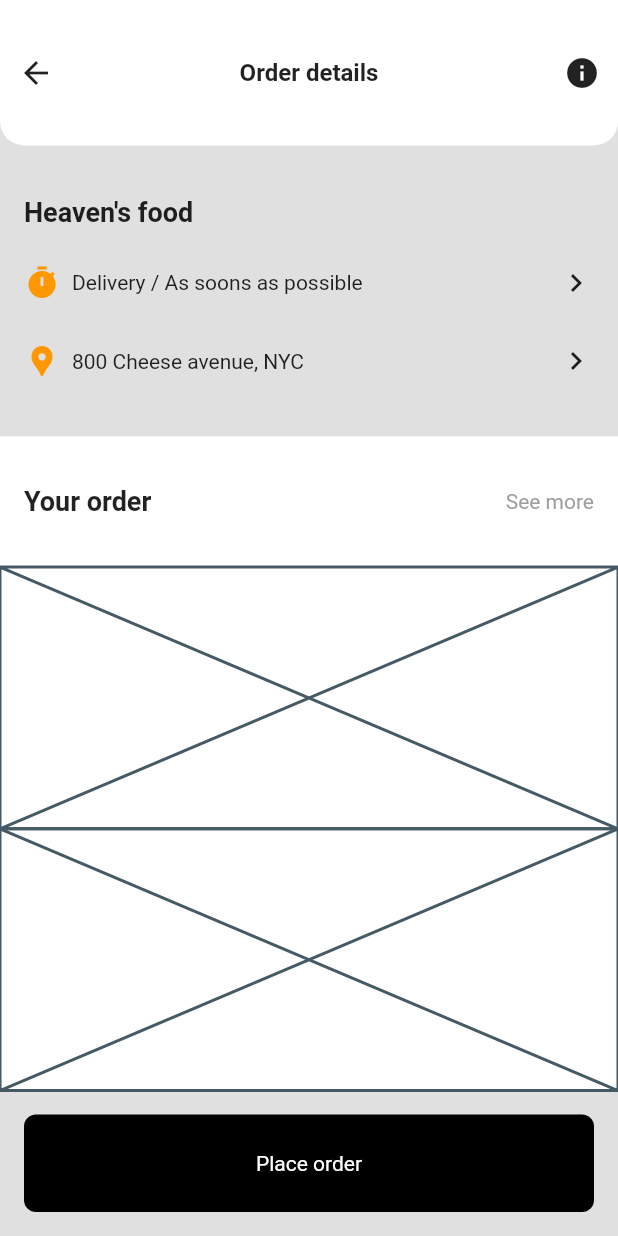
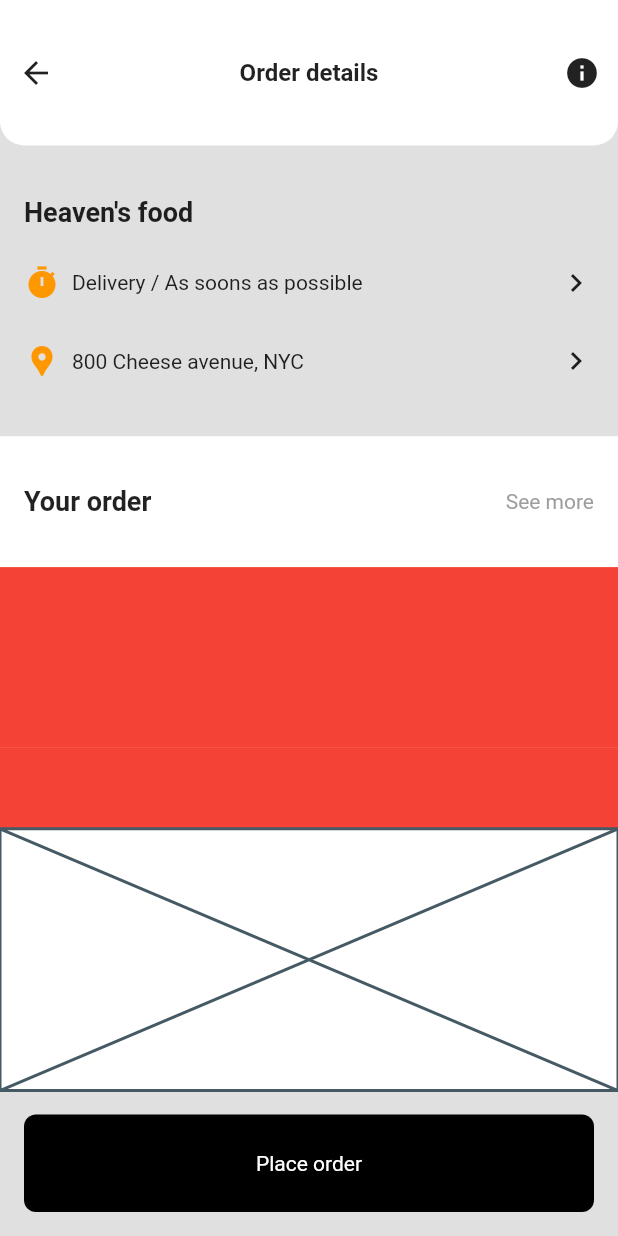
Before and after one commit to JAICHANGPARK/flutter_notebook_11th_story, a Flutter app: the screen it shows after launch, item 2 of the bottom bar chosen, on a phone screen of 412 x 824 dp. Run offline on Flutter 3.47's test engine with Material 2 defaults, Android fonts, the phone set to English and light mode, and no system bars; our stand-ins replace backdrop, badges, flutter_inner_drawer, flutter_slidable, flutter_swiper, google_fonts; network calls fail.

Commit message:
Update food_order_page.dart

```diff
--- a/lib/ep744_food_app/ui/food_order_page.dart
+++ b/lib/ep744_food_app/ui/food_order_page.dart
@@ -109,7 +109,12 @@ class _FoodOrderPageState extends State<FoodOrderPage> {
                         ],
                       ),
                     )),
-                    Expanded(flex: 4, child: Placeholder()),
+                    Expanded(flex: 4, child: ListView.builder(itemBuilder: (context, index){
+                      return Container(
+                        height: 120,
+                        color: Colors.red,
+                      );
+                    })),
                     Expanded(flex: 4, child: Placeholder()),
                   ],
                 ),
```
